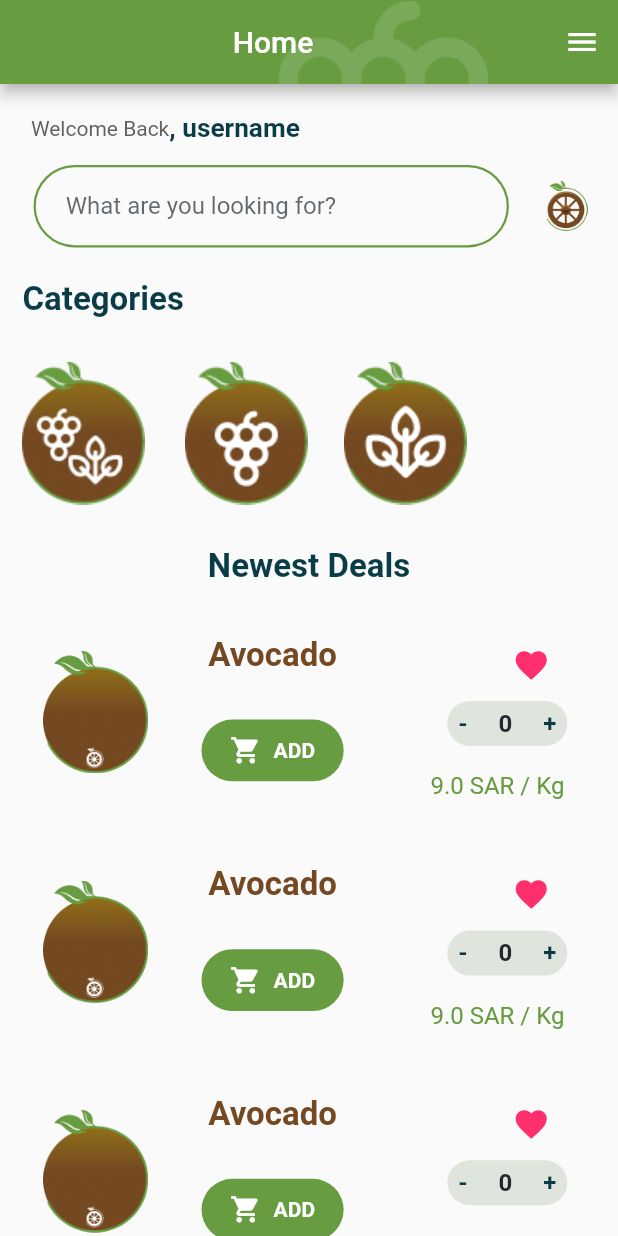
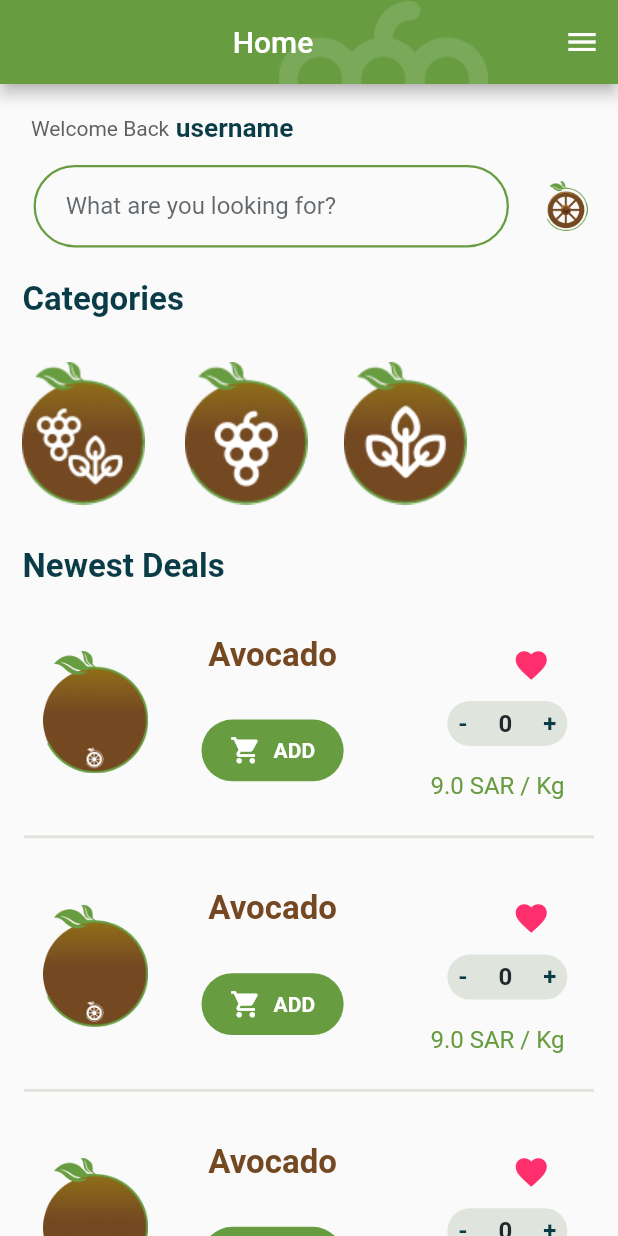
Before and after one commit to alkhudra/companiesApp, a Flutter app: the HomePage screen opened directly, on a phone screen of 412 x 824 dp. Run offline on Flutter 3.47's test engine with Material 2 defaults, Android fonts, the phone set to English and light mode, and no system bars; our stand-ins replace carousel_slider, dio, easy_localization, font_awesome_flutter, geocoding, geolocator and 4 more; accounts and stored records are empty; generated files the repository leaves out were written again.

Commit message:
Homepage: newest deals title, product divider, greeting

```diff
--- a/assets/locale/lang/ar.json
+++ b/assets/locale/lang/ar.json
@@ -84,7 +84,7 @@
   "wrong_email": "البريد الإلكتروني غير صحيح ، حاول مرة اخرى ",
   "pass_changed_done": "تم تغيير كلمة السر بنجاح",
   "Categories": "التصنيفات",
-  "Newest Deals": "الصفقات الأحدث",
+  "Newest Deals": "أحدث الصفقات",
   "ADD": "إضافة",
   "edit_branch": "تعديل الفرع",
   "Log Out": "تسجيل الخروج",
--- a/lib/designs/greeting_text.dart
+++ b/lib/designs/greeting_text.dart
@@ -8,6 +8,7 @@ Widget greeting(context) {
   return Container(
     width: MediaQuery.of(context).size.width*0.9,
     height: 25,
+    margin: EdgeInsets.symmetric(horizontal: MediaQuery.of(context).size.width*0.05),
     child: Row(
       mainAxisAlignment: MainAxisAlignment.start,
       crossAxisAlignment: CrossAxisAlignment.center,
@@ -21,7 +22,7 @@ Widget greeting(context) {
         Container(
           // padding: EdgeInsets.only(left: 3, right: 3),
           //TODO: replace with user name from sharedpref
-          child: Text(', username',
+          child: Text(' username',
             style: TextStyle(color: CustomColors().darkBlueColor,
             fontSize: 17.5,
             fontWeight: FontWeight.w700),
--- a/lib/designs/product_card.dart
+++ b/lib/designs/product_card.dart
@@ -180,6 +180,10 @@ class ProductCard{
                 builder: (context) => OrderDetails()));
             },
           ),
+          Divider(
+            thickness: 2,
+            color: CustomColors().grayColor,
+          )
       ],
     ),
   );
--- a/lib/pages/home_page.dart
+++ b/lib/pages/home_page.dart
@@ -115,6 +115,7 @@ class _HomePageState extends State<HomePage> {
         body: SingleChildScrollView(
           child: Column(
             mainAxisAlignment: MainAxisAlignment.start,
+            crossAxisAlignment: CrossAxisAlignment.start,
             children: [
               SizedBox(height: 17,),
               //greeting user
@@ -200,9 +201,7 @@ class _HomePageState extends State<HomePage> {
               SizedBox(height: 10,),
               Container(
                 child: ListView.builder(
-                  //try keyboard dismissal
                   keyboardDismissBehavior: ScrollViewKeyboardDismissBehavior.onDrag,
-                  // scrollDirection: Axis.vertical,
                   shrinkWrap: true,
                   physics: NeverScrollableScrollPhysics(),
                   itemBuilder: (context, index) {
```
